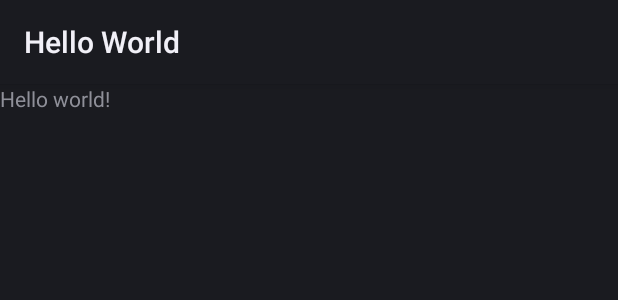
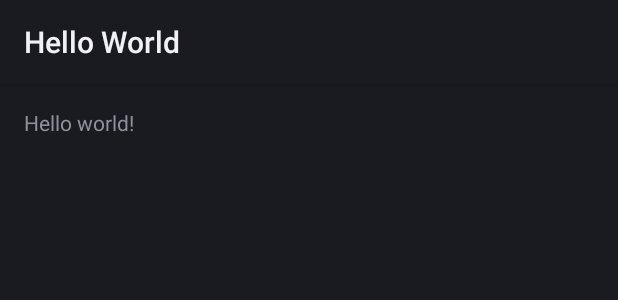
Before and after one commit to praveen2710/Android-Development, an Android app: the layout activity_main.xml on its own in the app's theme, with its tools: preview values and no code run, on a phone screen of 412 x 824 dp. Shown: the top 300 px of the screen. Run offline under Robolectric (Android 15) with nearby library versions, the phone set to English and light mode, and no system bars.

Commit message:
Tasks 1)Added dimens.xml 2)Added folder for different screen sizes

```diff
--- a/PluralSight/android-hello-world/app/src/main/res/layout/activity_main.xml
+++ b/PluralSight/android-hello-world/app/src/main/res/layout/activity_main.xml
@@ -4,4 +4,8 @@
     android:layout_width="match_parent"
     android:layout_height="match_parent"
     android:text="@string/hello_world"
+    android:layout_marginTop="@dimen/activity_vertical_margin"
+    android:layout_marginBottom="@dimen/activity_vertical_margin"
+    android:layout_marginLeft="@dimen/activity_horizontal_margin"
+    android:layout_marginRight="@dimen/activity_horizontal_margin"
     tools:context=".MainActivity"/>
--- /dev/null
+++ b/PluralSight/android-hello-world/app/src/main/res/values-w820dp/dimens.xml
@@ -0,0 +1,5 @@
+<?xml version="1.0" encoding="utf-8"?>
+<resources>
+    <dimen name="activity_vertical_margin">64dp</dimen>
+    <dimen name="activity_horizontal_margin">64dp</dimen>
+</resources>
--- /dev/null
+++ b/PluralSight/android-hello-world/app/src/main/res/values/dimens.xml
@@ -0,0 +1,5 @@
+<?xml version="1.0" encoding="utf-8"?>
+<resources>
+    <dimen name="activity_vertical_margin">16dp</dimen>
+    <dimen name="activity_horizontal_margin">16dp</dimen>
+</resources>
```
